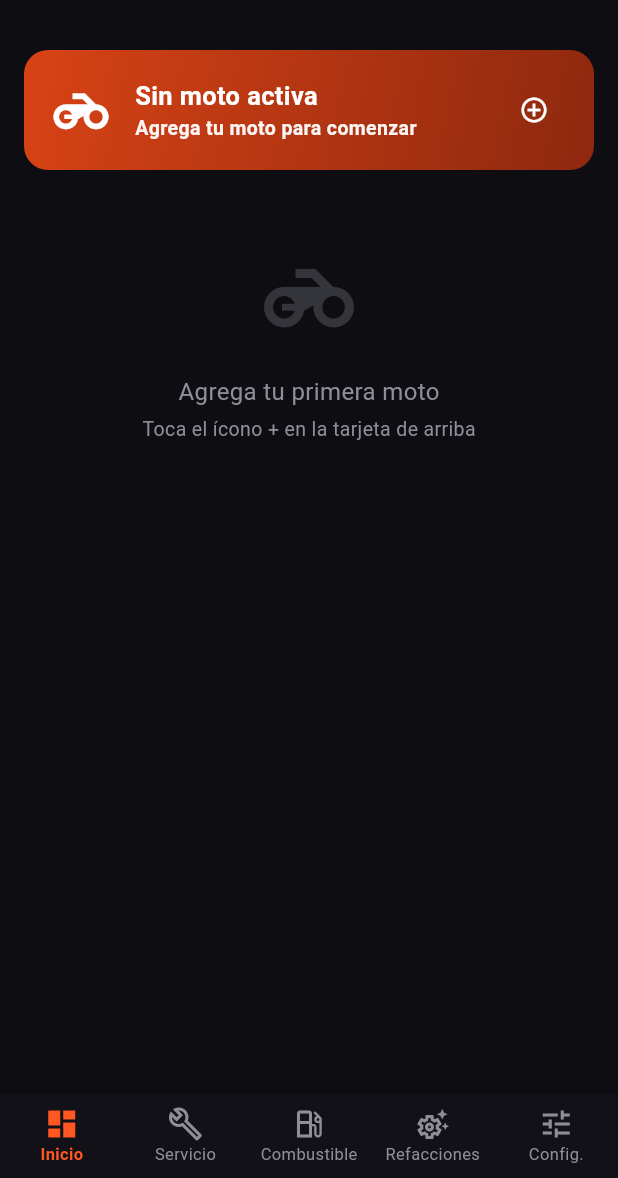
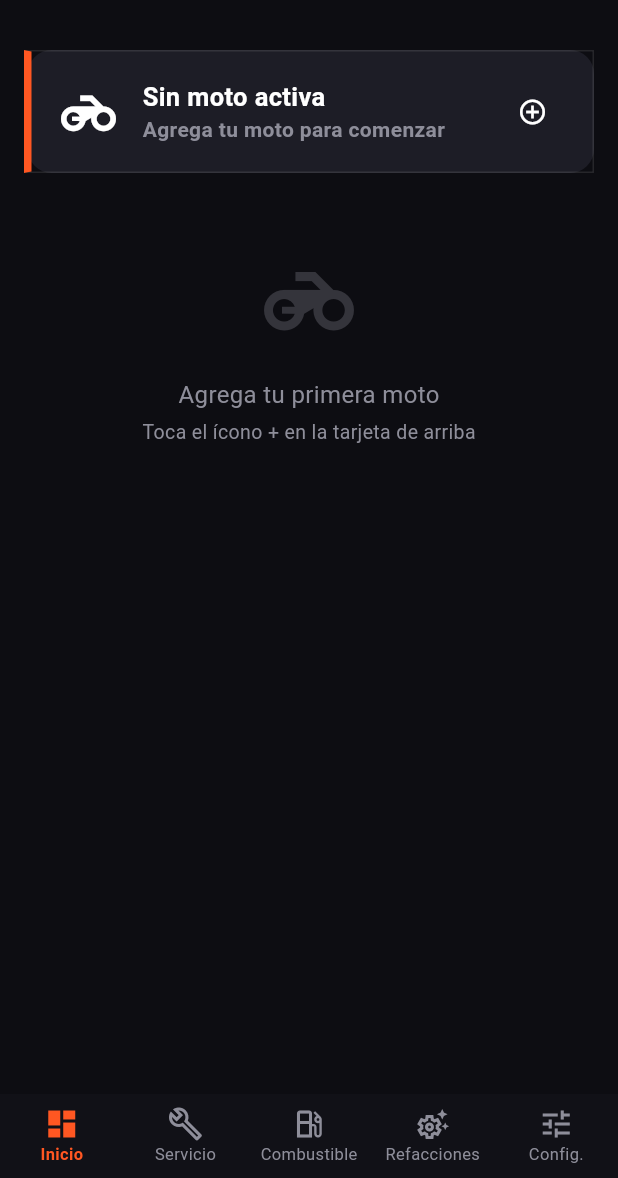
Before and after one commit to rafaelicon15/MotoCheck, a Flutter app: the screen it shows after launch, on a phone screen of 412 x 824 dp, the part 58-1236 px from its top. Run offline on Flutter 3.47's test engine with Material 3 defaults, Android fonts, the light colour scheme and no system bars; our stand-ins replace drift, drift_flutter, fl_chart, flutter_riverpod, google_sign_in; missing offline and left inert: google_sign_in_web, googleapis; accounts and stored records are empty; generated files the repository leaves out were written again.

Commit message:
fix(web): use GIS button and clarify moto data

```diff
--- a/lib/features/dashboard/dashboard_screen.dart
+++ b/lib/features/dashboard/dashboard_screen.dart
@@ -94,12 +94,14 @@ class _MotoSelectorCard extends ConsumerWidget {
     return Container(
       padding: const EdgeInsets.all(16),
       decoration: BoxDecoration(
-        gradient: const LinearGradient(
-          colors: [Color(0xFFD84315), Color(0xFF8E280F)],
-          begin: Alignment.topLeft,
-          end: Alignment.bottomRight,
+        color: AppTheme.card,
+        borderRadius: BorderRadius.circular(16),
+        border: Border(
+          left: const BorderSide(color: AppTheme.primary, width: 5),
+          top: BorderSide(color: AppTheme.cardBorder),
+          right: BorderSide(color: AppTheme.cardBorder),
+          bottom: BorderSide(color: AppTheme.cardBorder),
         ),
-        borderRadius: BorderRadius.circular(16),
       ),
       child: Row(
         children: [
@@ -124,8 +126,8 @@ class _MotoSelectorCard extends ConsumerWidget {
                       ? '${activeMoto!.year}  ·  ${activeMoto!.currentKm} km'
                       : 'Agrega tu moto para comenzar',
                   style: TextStyle(
-                    color: Colors.white.withValues(alpha: 0.95),
-                    fontSize: 13,
+                    color: AppTheme.textSecondary,
+                    fontSize: 14,
                     fontWeight: FontWeight.w600,
                   ),
                 ),
@@ -148,16 +150,16 @@ class _MotoSelectorCard extends ConsumerWidget {
                       if (activeMoto!.engineType == '4T')
                         _MotoBadge(
                           label: activeMoto!.fuelSystem == 'injection'
-                              ? '💉 Inyección'
-                              : '🔩 Carburada',
+                              ? 'Inyección'
+                              : 'Carburada',
                           color: activeMoto!.fuelSystem == 'injection'
                               ? Colors.deepPurple
                               : Colors.brown,
                         ),
                       _MotoBadge(
                         label: activeMoto!.coolingType == 'liquid'
-                            ? '🌡 Radiador'
-                            : '💨 Aire',
+                            ? 'Radiador'
+                            : 'Aire',
                         color: activeMoto!.coolingType == 'liquid'
                             ? Colors.cyan
                             : Colors.orange,
@@ -172,9 +174,9 @@ class _MotoSelectorCard extends ConsumerWidget {
                           activeMoto!.twoStrokeOilMethod != null)
                         _MotoBadge(
                           label: activeMoto!.twoStrokeOilMethod == 'autolube'
-                              ? '🛢 Autolube'
+                              ? 'Autolube'
                               : activeMoto!.twoStrokeOilMethod == 'premix'
-                              ? '⛽ Premezclado'
+                              ? 'Premezclado'
                               : 'Sin aceite sep.',
                           color: Colors.purple,
                         ),
@@ -187,10 +189,10 @@ class _MotoSelectorCard extends ConsumerWidget {
                         ),
                       _MotoBadge(
                         label: activeMoto!.rimType == 'spoke'
-                            ? '🔩 Rayos'
+                            ? 'Rayos'
                             : activeMoto!.rimType == 'spoke_double_wall'
-                            ? '🛞 Rayos 2P'
-                            : '⭕ Paleta',
+                            ? 'Rayos 2P'
+                            : 'Paleta',
                         color: Colors.blueGrey,
                       ),
                     ],
@@ -570,7 +572,7 @@ class _MotoFormSheetState extends State<_MotoFormSheet> {
               const SizedBox(height: 10),
               _ToggleRow(
                 options: const [
-                  _ToggleOption('carb', '🔩 Carburada', Icons.settings),
+                  _ToggleOption('carb', 'Carburada', Icons.settings),
                   _ToggleOption(
                     'injection',
                     '💉 Inyección electrónica',
@@ -964,7 +966,7 @@ class _TwoStrokeMethodSelector extends StatelessWidget {
     ),
     (
       'premix',
-      '⛽ Premezclado',
+      'Premezclado',
       'El aceite se mezcla directo en el tanque con la gasolina.',
     ),
     (
@@ -1129,17 +1131,17 @@ class _MotoBadge extends StatelessWidget {
   @override
   Widget build(BuildContext context) {
     return Container(
-      padding: const EdgeInsets.symmetric(horizontal: 7, vertical: 3),
+      padding: const EdgeInsets.symmetric(horizontal: 9, vertical: 5),
       decoration: BoxDecoration(
-        color: const Color(0xCC111117),
-        borderRadius: BorderRadius.circular(20),
-        border: Border.all(color: Colors.white.withValues(alpha: 0.32)),
+        color: color.withValues(alpha: 0.18),
+        borderRadius: BorderRadius.circular(9),
+        border: Border.all(color: color.withValues(alpha: 0.65)),
       ),
       child: Text(
         label,
-        style: TextStyle(
+        style: const TextStyle(
           color: Colors.white,
-          fontSize: 11,
+          fontSize: 12,
           fontWeight: FontWeight.w700,
         ),
       ),
--- a/lib/features/settings/settings_screen.dart
+++ b/lib/features/settings/settings_screen.dart
@@ -1,10 +1,12 @@
 import 'package:flutter/material.dart';
+import 'package:flutter/foundation.dart';
 import 'package:flutter_riverpod/flutter_riverpod.dart';
 import 'package:google_sign_in/google_sign_in.dart';
 import 'package:intl/intl.dart';
 import '../../core/theme/app_theme.dart';
 import '../../data/database/app_database.dart';
 import '../../services/drive_backup_service.dart';
+import '../../services/google_auth_button.dart';
 import '../../services/google_auth_service.dart';
 import '../../shared/providers/database_provider.dart';
 import '../../shared/providers/settings_provider.dart';
@@ -234,6 +236,8 @@ class _DriveBackupCardState extends ConsumerState<_DriveBackupCard> {
             style: const TextStyle(color: Colors.amber, fontSize: 12),
             textAlign: TextAlign.center,
           )
+        else if (kIsWeb)
+          SizedBox(height: 44, child: googleAuthButton())
         else
           OutlinedButton.icon(
             onPressed: _signIn,
--- /dev/null
+++ b/lib/services/google_auth_button.dart
@@ -0,0 +1,2 @@
+export 'google_auth_button_stub.dart'
+    if (dart.library.html) 'google_auth_button_web.dart';
--- /dev/null
+++ b/lib/services/google_auth_button_stub.dart
@@ -0,0 +1,3 @@
+import 'package:flutter/widgets.dart';
+
+Widget googleAuthButton() => const SizedBox.shrink();
```
Also changed, not shown: lib/services/google_auth_button_web.dart (added, +16 -0 lines), 1 other file.
